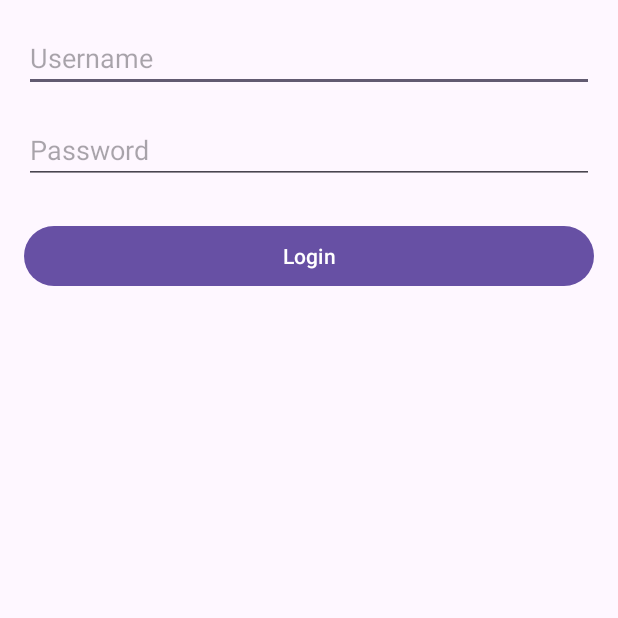
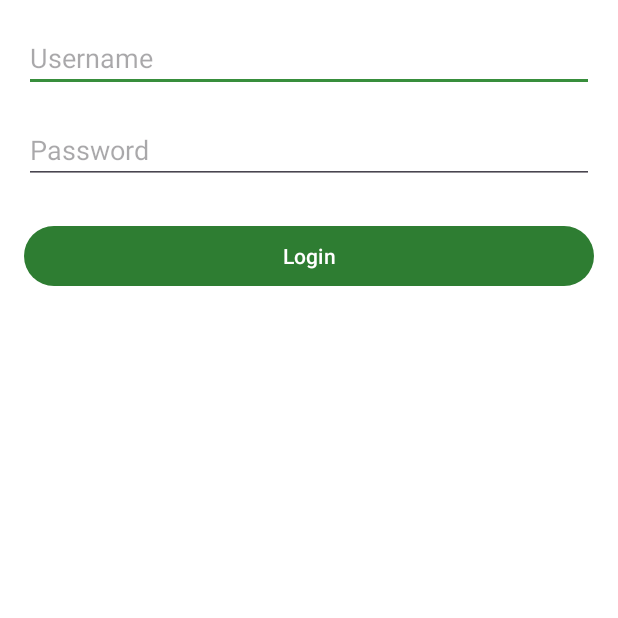
Before and after one commit to dokkuhai/FIELDGO_Android_App, an Android app: the screen it shows after launch (LoginActivity), on a phone screen of 412 x 824 dp, the top half of it. Run offline under Robolectric (Android 15) with nearby library versions, the phone set to English and light mode, and no system bars.

Commit message:
ADD THEME AND LOCALIZATION

```diff
--- /dev/null
+++ b/app/src/main/res/values-night/colors.xml
@@ -0,0 +1,12 @@
+<?xml version="1.0" encoding="utf-8"?>
+<resources>
+    <color name="colorPrimary">#00A40E</color>
+    <color name="colorPrimaryVariant">#388E3C</color>
+    <color name="colorOnPrimary">#000000</color>
+    <color name="colorSecondary">#A5D6A7</color>
+    <color name="colorOnSecondary">#000000</color>
+
+    <color name="background">#000000</color>
+    <color name="textPrimary">#00FF00</color>
+    <color name="textSecondary">#81C784</color>
+</resources>
--- a/app/src/main/res/values-night/themes.xml
+++ b/app/src/main/res/values-night/themes.xml
@@ -1,7 +1,15 @@
 <resources xmlns:tools="http://schemas.android.com/tools">
     <!-- Base application theme. -->
     <style name="Base.Theme.FIELDGO_Android_App" parent="Theme.Material3.DayNight.NoActionBar">
-        <!-- Customize your dark theme here. -->
-        <!-- <item name="colorPrimary">@color/my_dark_primary</item> -->
+        <item name="colorPrimary">@color/colorPrimary</item>
+        <item name="colorPrimaryContainer">@color/colorPrimaryVariant</item>
+        <item name="colorOnPrimary">@color/colorOnPrimary</item>
+        <item name="colorSecondary">@color/colorSecondary</item>
+        <item name="colorOnSecondary">@color/colorOnSecondary</item>
+
+        <item name="android:windowBackground">@color/background</item>
+        <item name="android:textColor">@color/textPrimary</item>
     </style>
+
+    <style name="Theme.FIELDGO_Android_App" parent="Base.Theme.FIELDGO_Android_App" />
 </resources>
--- a/app/src/main/res/values/colors.xml
+++ b/app/src/main/res/values/colors.xml
@@ -1,5 +1,12 @@
 <?xml version="1.0" encoding="utf-8"?>
 <resources>
-    <color name="black">#FF000000</color>
-    <color name="white">#FFFFFFFF</color>
+    <color name="colorPrimary">#2E7D32</color>
+    <color name="colorPrimaryVariant">#1B5E20</color>
+    <color name="colorOnPrimary">#FFFFFF</color>
+    <color name="colorSecondary">#388E3C</color>
+    <color name="colorOnSecondary">#FFFFFF</color>
+
+    <color name="background">#FFFFFF</color>
+    <color name="textPrimary">#1B5E20</color>
+    <color name="textSecondary">#388E3C</color>
 </resources>
--- a/app/src/main/res/values/themes.xml
+++ b/app/src/main/res/values/themes.xml
@@ -1,8 +1,14 @@
 <resources xmlns:tools="http://schemas.android.com/tools">
     <!-- Base application theme. -->
     <style name="Base.Theme.FIELDGO_Android_App" parent="Theme.Material3.DayNight.NoActionBar">
-        <!-- Customize your light theme here. -->
-        <!-- <item name="colorPrimary">@color/my_light_primary</item> -->
+        <item name="colorPrimary">@color/colorPrimary</item>
+        <item name="colorPrimaryContainer">@color/colorPrimaryVariant</item>
+        <item name="colorOnPrimary">@color/colorOnPrimary</item>
+        <item name="colorSecondary">@color/colorSecondary</item>
+        <item name="colorOnSecondary">@color/colorOnSecondary</item>
+
+        <item name="android:windowBackground">@color/background</item>
+        <item name="android:textColor">@color/textPrimary</item>
     </style>
 
     <style name="Theme.FIELDGO_Android_App" parent="Base.Theme.FIELDGO_Android_App" />
```
Also changed, not shown: app/src/main/res/values/strings.xml (+45 -1 lines), 1 other file.
